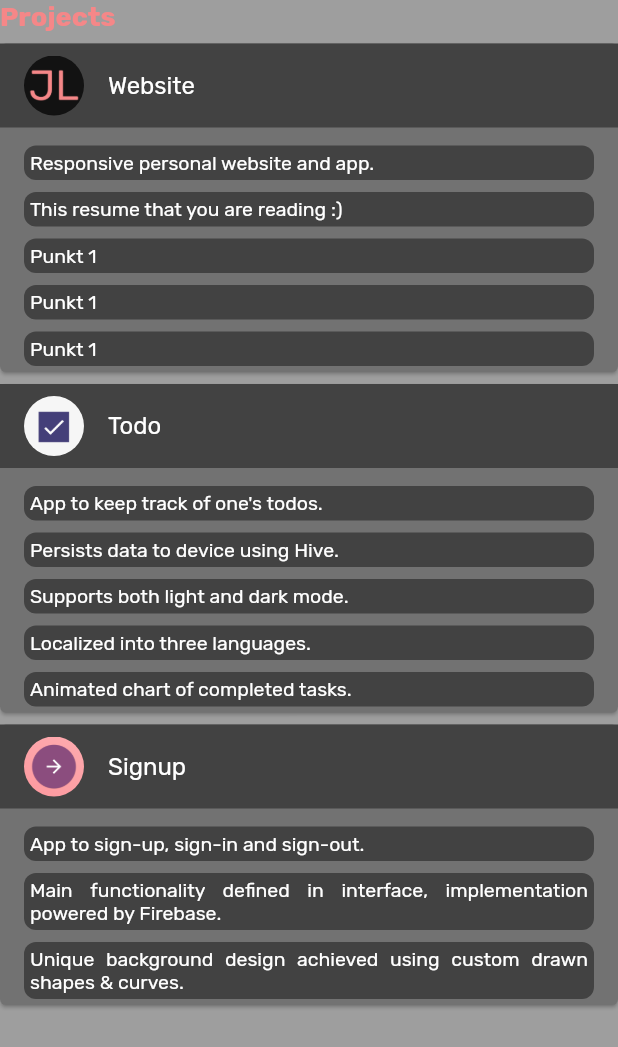
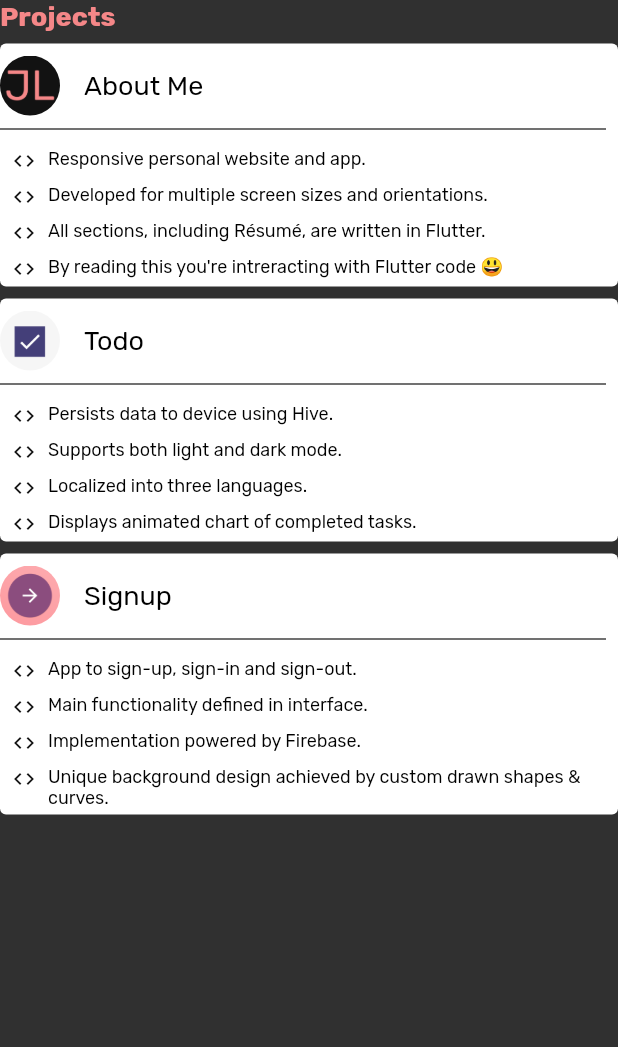
Before and after one commit to jlaskowska/about_me, a Flutter app: the Projects widget shown alone on an empty page, opened directly, on a phone screen of 412 x 824 dp. Shown: the top 1047 px of the screen. Run offline on Flutter 3.47's test engine with Material 2 defaults, Android fonts, the phone set to English and light mode, and no system bars.

Commit message:
Redesigned project cards.

```diff
--- a/lib/config/resume_settings.dart
+++ b/lib/config/resume_settings.dart
@@ -11,34 +11,32 @@ class ResumeSettings {
     'Provider',
     'MobX',
     'CI/CD',
-    'Firebase',
     'UI/UX',
     'Jira',
-    'Testing',
     'Xcode',
     'UML',
+    'Firebase',
+    'Testing',
   ];
 
   static const List<ProjectDataModel> projects = const [
     ProjectDataModel(
-      projectTitle: 'Website',
+      projectTitle: 'About Me',
       bulletPoints: [
         'Responsive personal website and app.',
-        'This resume that you are reading :)',
-        'Punkt 1',
-        'Punkt 1',
-        'Punkt 1',
+        'Developed for multiple screen sizes and orientations.',
+        'All sections, including Ré­su­mé, are written in Flutter.',
+        'By reading this you\'re intreracting with Flutter code 😃',
       ],
       assetPath: 'assets/images/resume/jl_app_icon.png',
     ),
     ProjectDataModel(
       projectTitle: 'Todo',
       bulletPoints: [
-        'App to keep track of one\'s todos.',
         'Persists data to device using Hive.',
         'Supports both light and dark mode.',
         'Localized into three languages.',
-        'Animated chart of completed tasks.',
+        'Displays animated chart of completed tasks.',
       ],
       assetPath: 'assets/images/resume/todo_app_icon.png',
     ),
@@ -46,8 +44,9 @@ class ResumeSettings {
       projectTitle: 'Signup',
       bulletPoints: [
         'App to sign-up, sign-in and sign-out.',
-        'Main functionality defined in interface, implementation powered by Firebase.',
-        'Unique background design achieved using custom drawn shapes & curves.',
+        'Main functionality defined in interface.',
+        'Implementation powered by Firebase.',
+        'Unique background design achieved by custom drawn shapes & curves.',
       ],
       assetPath: 'assets/images/resume/signup_app_icon.png',
     )
--- a/lib/models/project_data_model.dart
+++ b/lib/models/project_data_model.dart
@@ -5,5 +5,9 @@ class ProjectDataModel {
   final String assetPath;
   final List<String> bulletPoints;
 
-  const ProjectDataModel({@required this.projectTitle, @required this.bulletPoints, @required this.assetPath});
+  const ProjectDataModel({
+    @required this.projectTitle,
+    @required this.bulletPoints,
+    @required this.assetPath,
+  });
 }
--- a/lib/widgets/resume_page/sections/projects.dart
+++ b/lib/widgets/resume_page/sections/projects.dart
@@ -10,7 +10,6 @@ class Projects extends StatelessWidget {
   @override
   Widget build(BuildContext context) {
     return Container(
-      color: Colors.grey,
       width: double.infinity,
       child: Column(
         crossAxisAlignment: CrossAxisAlignment.start,
@@ -46,17 +45,18 @@ class _ProjectCard extends StatelessWidget {
   @override
   Widget build(BuildContext context) {
     return Card(
+      elevation: 0,
+      borderOnForeground: false,
+      color: Colors.white,
       margin: const EdgeInsets.all(0),
-      color: ProjectColors.darkGray,
       child: Column(
         crossAxisAlignment: CrossAxisAlignment.start,
         children: <Widget>[
           Container(
-            decoration: BoxDecoration(
-              color: ProjectColors.lightBlack,
-            ),
             child: ListTile(
+              contentPadding: EdgeInsets.all(0),
               leading: ClipRRect(
+                //TODO coinsider using iOS app border
                 borderRadius: BorderRadius.circular(30),
                 child: Image.asset(
                   assetPath,
@@ -64,32 +64,53 @@ class _ProjectCard extends StatelessWidget {
                   height: 40,
                 ),
               ),
-              title: Text(title),
+              title: Text(
+                title,
+                style: TextStyle(
+                  color: Colors.black,
+                  fontSize: 18,
+                ),
+              ),
             ),
           ),
+          Divider(
+            color: ProjectColors.lightBlack,
+            thickness: 1,
+            height: 2,
+            // indent: 8,
+            endIndent: 8,
+          ),
           Padding(
-            padding: const EdgeInsets.symmetric(horizontal: 16.0, vertical: 0),
+            padding: const EdgeInsets.symmetric(horizontal: 8.0),
             child: Column(
               crossAxisAlignment: CrossAxisAlignment.start,
               children: <Widget>[
                 SizedBox(height: 4),
-                for (String bulletPoint in bulletPoints)
+                for (String bp in bulletPoints)
                   Padding(
                     padding: const EdgeInsets.only(top: 8),
-                    child: Container(
-                      padding: const EdgeInsets.all(4.0),
-                      width: double.infinity,
-                      decoration: BoxDecoration(
-                        color: ProjectColors.lightBlack,
-                        borderRadius: BorderRadius.circular(8.0),
-                      ),
-                      child: Text(
-                        bulletPoint,
-                        textAlign: TextAlign.justify,
-                        style: TextStyle(
-                          fontSize: 13,
+                    child: Row(
+                      crossAxisAlignment: CrossAxisAlignment.start,
+                      children: <Widget>[
+                        Icon(
+                          Icons.code,
+                          size: 16,
+                          color: ProjectColors.black,
                         ),
-                      ),
+                        SizedBox(
+                          width: 8,
+                        ),
+                        Expanded(
+                          child: Text(
+                            bp,
+                            textAlign: TextAlign.left,
+                            style: TextStyle(
+                              color: Colors.black,
+                              fontSize: 12,
+                            ),
+                          ),
+                        ),
+                      ],
                     ),
                   ),
                 SizedBox(height: 4),
```
